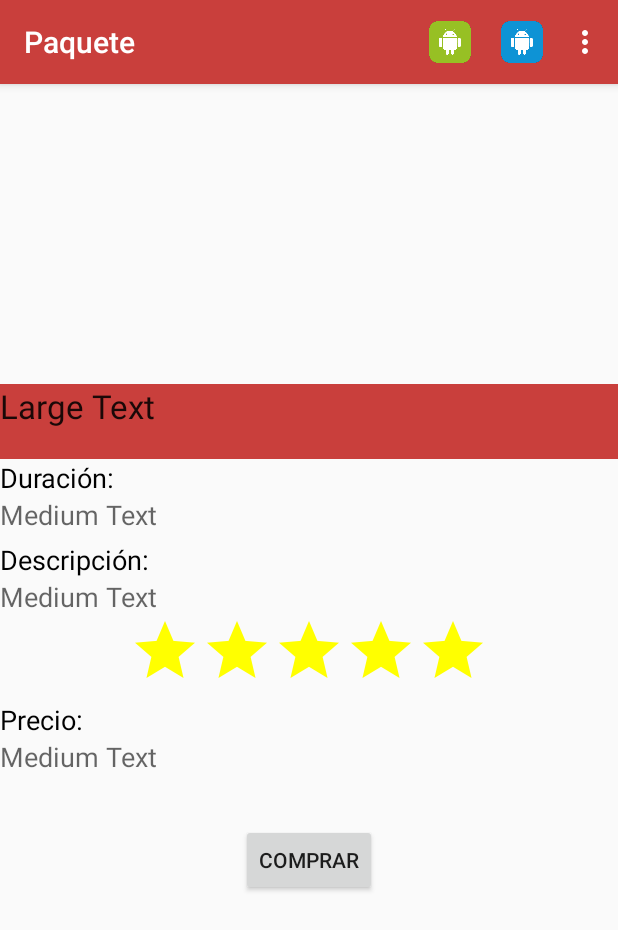
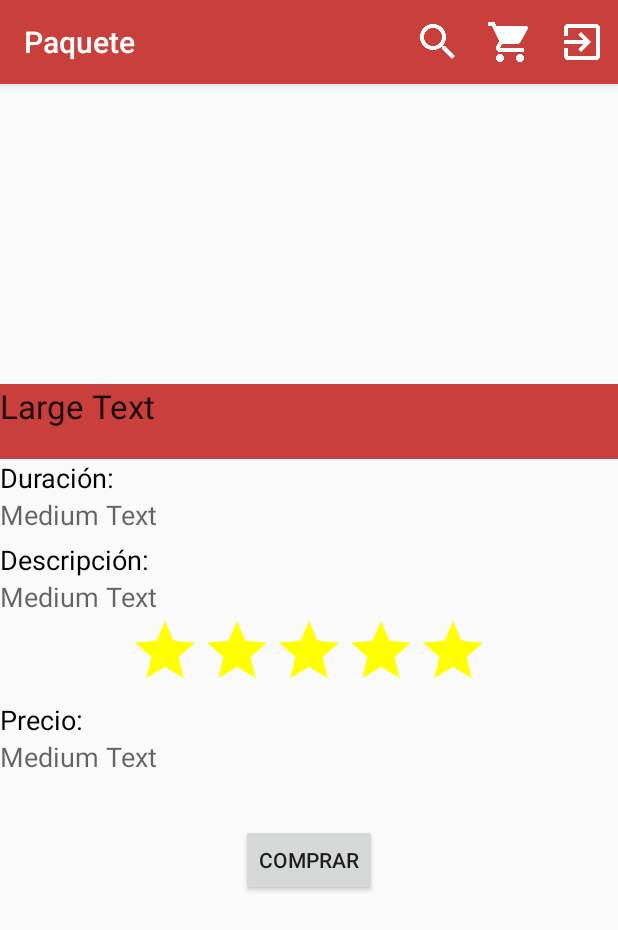
Before and after one commit to OscarClemente/ps-15-e01-journey, an Android app: the PaqueteActivity screen opened directly, with no data from a screen before it, on a phone screen of 412 x 824 dp. Shown: the top 930 px of the screen. Run offline under Robolectric (Android 15) with nearby library versions, the phone set to English and light mode, and no system bars; 8 statements that could not run were skipped.

Commit message:
Actualizados los iconos de la barra superior para que sigan la estética de Android.

```diff
--- a/app/src/main/res/menu/menu_main.xml
+++ b/app/src/main/res/menu/menu_main.xml
@@ -3,15 +3,17 @@
     xmlns:tools="http://schemas.android.com/tools" tools:context=".MainActivity">
 
     <item android:id="@+id/action_filter"
-        android:icon="@drawable/android"
+        android:icon="@drawable/ic_lupa"
         android:title="@string/action_filter"
         app:showAsAction="ifRoom"/>
 
     <item android:id="@+id/compras"
-        android:icon="@drawable/compras"
+        android:icon="@drawable/ic_carrito"
         android:title="@string/compras"
         app:showAsAction="ifRoom"/>
 
-    <item android:id="@+id/action_settings" android:title="@string/action_settings"
-        android:orderInCategory="100" app:showAsAction="never" />
+    <item android:id="@+id/logout"
+        android:icon="@drawable/ic_logout"
+        android:title="@string/logout"
+        app:showAsAction="ifRoom" />
 </menu>
--- a/app/src/main/res/values/strings.xml
+++ b/app/src/main/res/values/strings.xml
@@ -37,4 +37,5 @@
     <string name="reenviar">Reenviar factura</string>
     <string name="compras">Compras</string>
     <string name="no_compras">No hay compras</string>
+    <string name="logout">Desconectar</string>
 </resources>
```
Also changed, not shown: app/src/main/res/drawable/compras.png (deleted), app/src/main/res/drawable/ic_carrito.png (added), app/src/main/res/drawable/ic_logout.png (added), app/src/main/res/drawable/ic_lupa.png (added).
